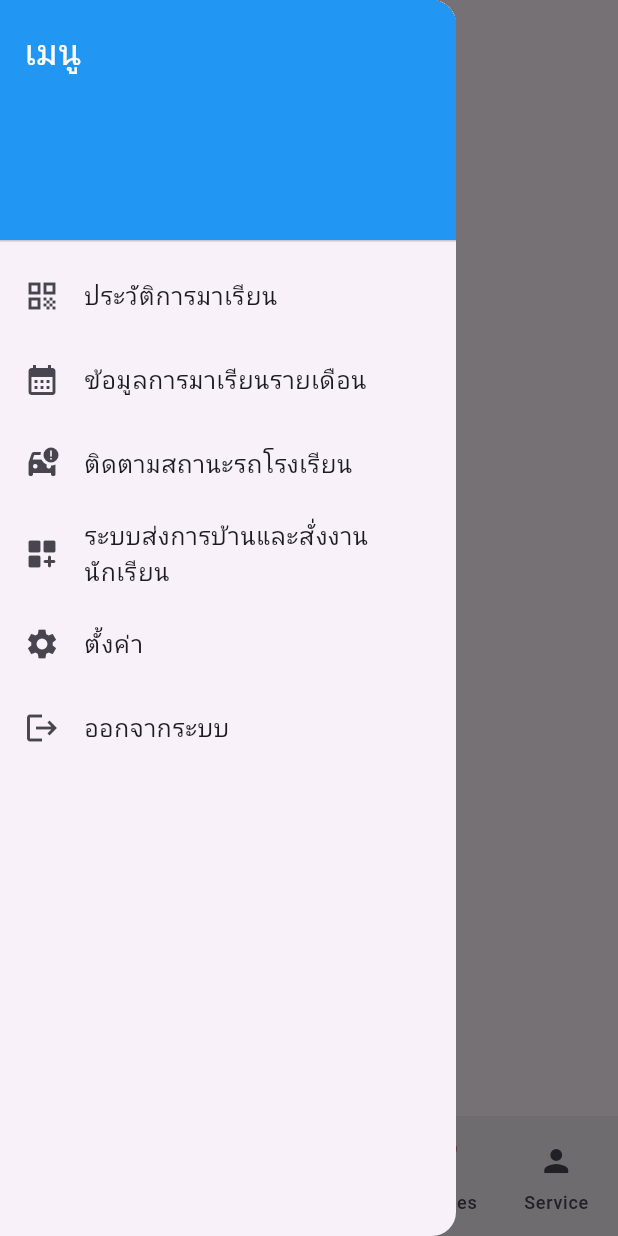
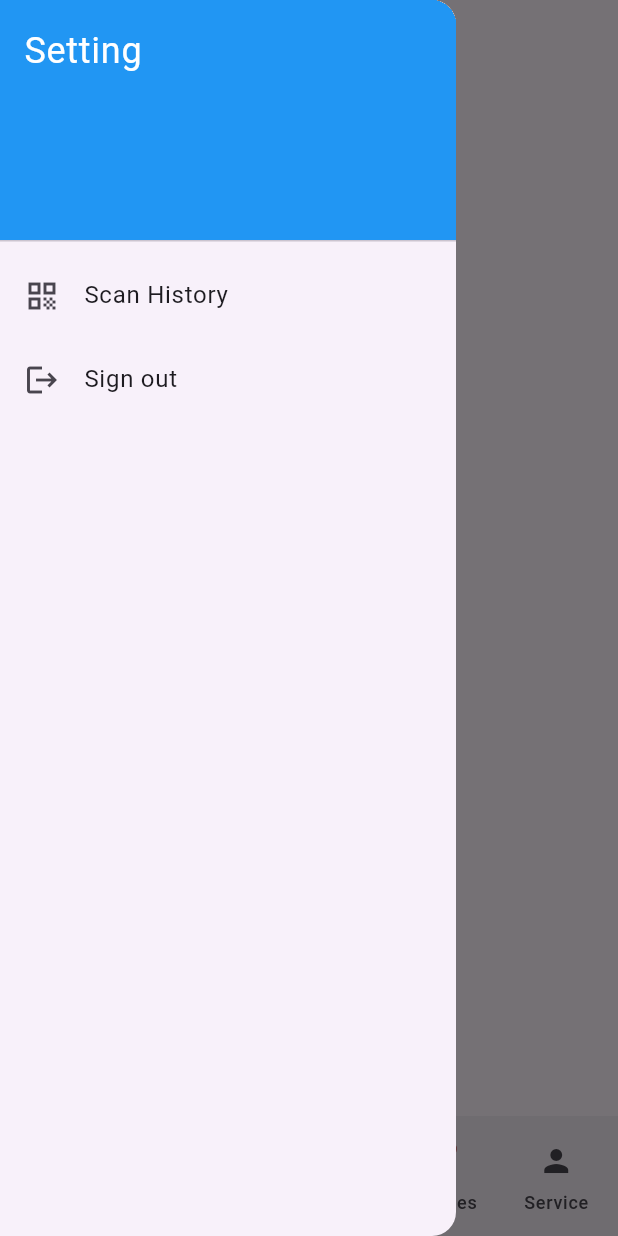
Before and after one commit to DemoEto/trackStatus_flutter, a Flutter app: the screen it shows once a user with an empty profile is signed in, with the side drawer open, on a phone screen of 412 x 824 dp. Run offline on Flutter 3.47's test engine with Material 3 defaults, Android fonts, the phone set to English and light mode, and no system bars; our stand-ins replace cloud_firestore, firebase_auth, firebase_core, font_awesome_flutter, go_router; accounts and stored records are empty.

Commit message:
U: draw menu

```diff
--- a/lib/pages/home_page.dart
+++ b/lib/pages/home_page.dart
@@ -40,56 +40,20 @@ class _HomePageState extends State<HomePage> {
           const DrawerHeader(
             decoration: BoxDecoration(color: Colors.blue),
             child: Text(
-              'เมนู',
+              'Setting',
               style: TextStyle(color: Colors.white, fontSize: 24),
             ),
           ),
           ListTile(
             leading: const Icon(Icons.qr_code),
-            title: const Text('ประวัติการมาเรียน'),
+            title: const Text('Scan History'),
             onTap: () {
               context.push(AppRoutes.attendHistory);
             },
           ),
           ListTile(
-            leading: const Icon(Icons.calendar_month),
-            title: const Text('ข้อมูลการมาเรียนรายเดือน'),
-            onTap: () {
-              Navigator.pop(context); // ปิด Drawer
-              Navigator.pushNamed(
-                context,
-                '/attendance-report',
-              ); // ชื่อ route ที่จะไป
-            },
-          ),
-
-          ListTile(
-            leading: const Icon(Icons.car_crash),
-            title: const Text('ติดตามสถานะรถโรงเรียน'),
-            onTap: () {
-              Navigator.pop(context); // ปิด Drawer
-              Navigator.pushNamed(context, '/profile'); // ไปยังหน้าโปรไฟล์
-            },
-          ),
-          ListTile(
-            leading: const Icon(Icons.dashboard_customize_rounded),
-            title: const Text('ระบบส่งการบ้านและสั่งงานนักเรียน'),
-            onTap: () {
-              Navigator.pop(context); // ปิด Drawer
-              Navigator.pushNamed(context, '/profile'); // ไปยังหน้าโปรไฟล์
-            },
-          ),
-          ListTile(
-            leading: const Icon(Icons.settings),
-            title: const Text('ตั้งค่า'),
-            onTap: () {
-              Navigator.pop(context);
-              Navigator.pushNamed(context, '/settings');
-            },
-          ),
-          ListTile(
             leading: const Icon(Icons.logout),
-            title: const Text('ออกจากระบบ'),
+            title: const Text('Sign out'),
             onTap: () async {
               await AuthService().signOut(); // logout
               Navigator.of(context).pushReplacementNamed('/login');
```
